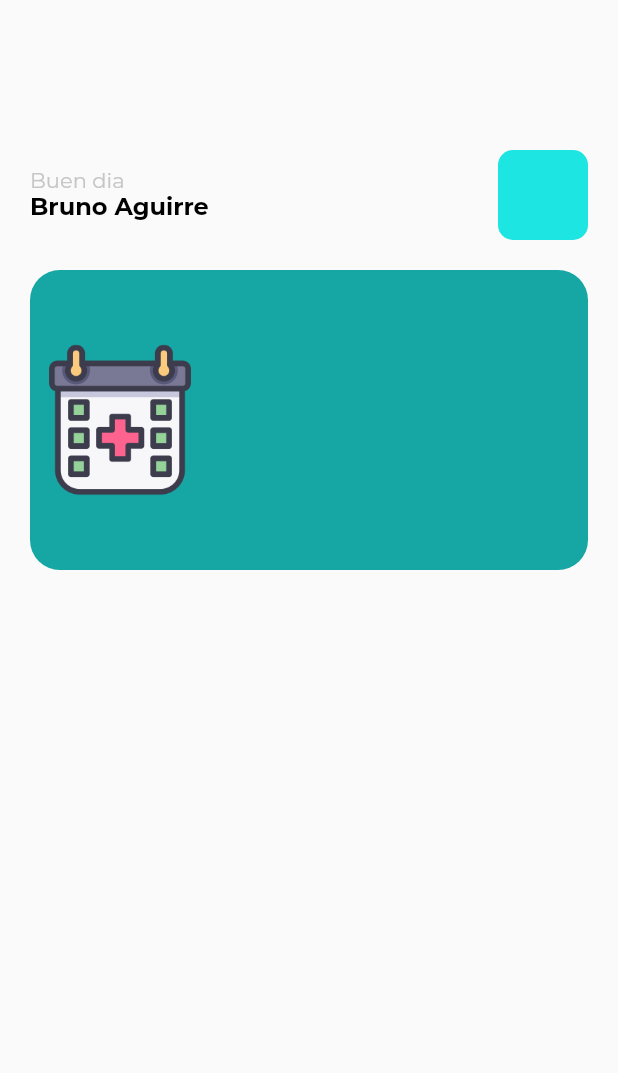
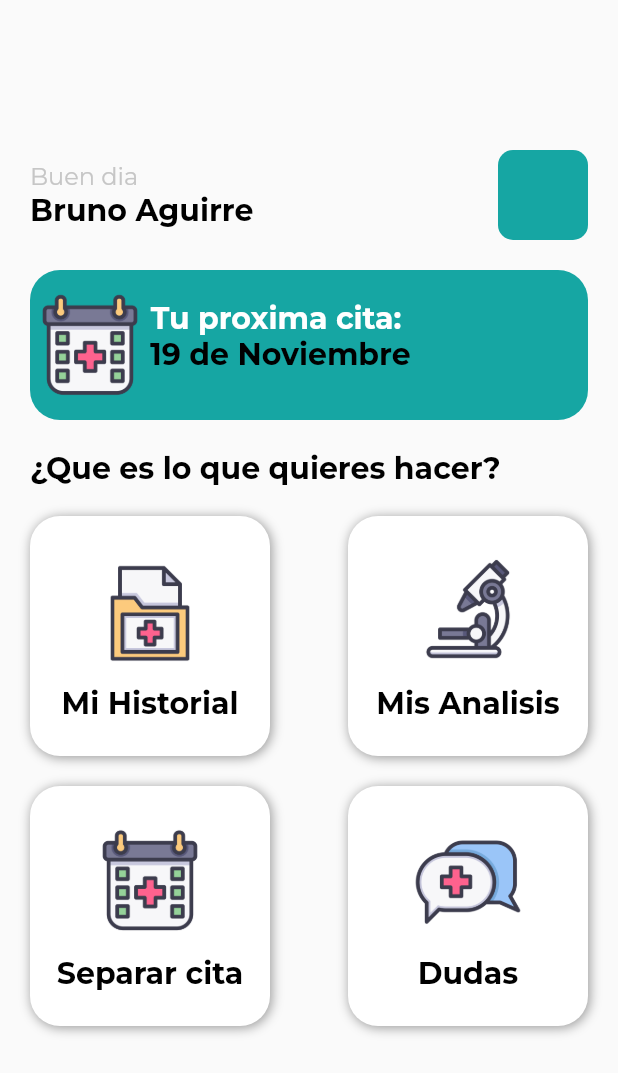
Before and after one commit to Bruno191927/HealthyCareMobile, a Flutter app: the HomePage screen opened by its route, on a phone screen of 412 x 824 dp. Shown: the top 1073 px of the screen. Run offline on Flutter 3.47's test engine with Material 2 defaults, Android fonts, the phone set to English and light mode, and no system bars; our stand-ins replace flutter_svg, google_fonts.

Commit message:
add apoimentHome

```diff
--- a/lib/src/presentation/core/colors/my_colors.dart
+++ b/lib/src/presentation/core/colors/my_colors.dart
@@ -1,7 +1,7 @@
 import 'package:flutter/material.dart';
 class MyColors{
-  static Color primary = const Color(0xff1DE5E2);//
-  static Color secondary = const Color(0xff16A6A3);
+  static Color primary = const Color(0xff16A6A3);//
+  //static Color secondary = const Color(0xff1DE5E2);//
   //Oficial colors-----
   //static Color primary = const Color(0xff56C595);//
   //static Color secondary = const Color(0xff329D9C);
--- a/lib/src/presentation/core/routes/routes.dart
+++ b/lib/src/presentation/core/routes/routes.dart
@@ -1,4 +1,5 @@
 import 'package:flutter/material.dart';
+import 'package:healthycareapp/src/presentation/views/pages/appoiment_home/appoiment_home.dart';
 import 'package:healthycareapp/src/presentation/views/pages/home/home_page.dart';
 import 'package:healthycareapp/src/presentation/views/pages/login/login_page.dart';
 import 'package:healthycareapp/src/presentation/views/pages/sign_in/sign_in_page.dart';
@@ -6,5 +7,6 @@ import 'package:healthycareapp/src/presentation/views/pages/sign_in/sign_in_page
 final Map<String, Widget Function(BuildContext)> appRoutes = {
   LoginPage.routeName : (_) => const LoginPage(),
   SignInPage.routeName: (_) => const SignInPage(),
-  HomePage.routeName: (_) => const HomePage()
+  HomePage.routeName: (_) => const HomePage(),
+  AppoimentHome.routeName: (_) => const AppoimentHome()
 };
--- /dev/null
+++ b/lib/src/presentation/core/shared_widgets/card_information.dart
@@ -0,0 +1,43 @@
+import 'package:flutter/material.dart';
+import 'package:healthycareapp/src/presentation/core/styles/my_text_styles.dart';
+class CardInformation extends StatelessWidget {
+  final String imgLink;
+  final String title;
+  final VoidCallback? function;
+  const CardInformation({ Key? key,required this.imgLink,required this.title,this.function}) : super(key: key);
+
+  @override
+  Widget build(BuildContext context) {
+    return GestureDetector(
+      onTap: function,
+      child: Container(
+        width: 160,
+        height: 160,
+        decoration: BoxDecoration(
+          borderRadius: BorderRadius.circular(20),
+          color: Colors.white,
+          boxShadow: const [
+            BoxShadow(
+              color: Colors.black38,
+              offset: Offset(1, 1),
+              blurRadius: 6
+            )
+          ]
+        ),
+        child: Column(
+          mainAxisAlignment: MainAxisAlignment.center,
+          crossAxisAlignment: CrossAxisAlignment.center,
+          children: [
+            SizedBox(
+              height: 80,
+              width: 80,
+              child: Image(image: AssetImage(imgLink)),
+            ),
+            SizedBox(height: 10),
+            Text(title,style: MyTextStyles.titleStyleBold,)
+          ],
+        ),
+      ),
+    );
+  }
+}
--- a/lib/src/presentation/views/pages/home/home_page.dart
+++ b/lib/src/presentation/views/pages/home/home_page.dart
@@ -1,6 +1,8 @@
 import 'package:flutter/material.dart';
 import 'package:healthycareapp/src/presentation/core/colors/my_colors.dart';
+import 'package:healthycareapp/src/presentation/core/shared_widgets/card_information.dart';
 import 'package:healthycareapp/src/presentation/core/styles/my_text_styles.dart';
+import 'package:healthycareapp/src/presentation/views/pages/appoiment_home/appoiment_home.dart';
 
 class HomePage extends StatefulWidget {
   static const routeName = 'homepage';
@@ -27,12 +29,12 @@ class _HomePageState extends State<HomePage> {
                   children: [
                     Row(
                       children: [
-                        Text('Buen dia',style: MyTextStyles.normalStyleGray,),
+                        Text('Buen dia',style: MyTextStyles.subTitleGrayWhite),
                       ],
                     ),
                     Row(
                       children: [
-                        Text('Bruno Aguirre',style: MyTextStyles.subTitleStyleBold,),
+                        Text('Bruno Aguirre',style: MyTextStyles.titleStyleBold,),
                       ],
                     )
                   ],
@@ -50,21 +52,71 @@ class _HomePageState extends State<HomePage> {
             Container(
               margin: EdgeInsets.only(top: 20),
               width: double.infinity,
-              height: 200,
+              height: 100,
               decoration: BoxDecoration(
-                color: MyColors.secondary,
+                color: MyColors.primary,
                 borderRadius: BorderRadius.circular(20)
               ),
               child: Row(
                 children: [
                   Container(
-                    width: 120,
-                    height: 120,
+                    width: 80,
+                    height: 80,
                     child: Image.asset('assets/calendar.png')
+                  ),
+                  Column(
+                    mainAxisAlignment: MainAxisAlignment.start,
+                    children: [
+                      const SizedBox(height: 20,),
+                      Text('Tu proxima cita: ',style: MyTextStyles.titleStyleWhiteBold),
+                      Text('19 de Noviembre',style: MyTextStyles.titleStyleBold)
+                    ],
                   )
                 ],
               ),
-            )
+            ),
+            const SizedBox(height: 20),
+            Row(
+              children: [
+                Text('¿Que es lo que quieres hacer?',style: MyTextStyles.titleStyleBold)
+              ],
+            ),
+            const SizedBox(height: 20),
+            Row(
+              mainAxisAlignment: MainAxisAlignment.spaceBetween,
+              children: [
+                CardInformation(
+                  title: 'Mi Historial',
+                  imgLink: 'assets/historial.png',
+                  function: (){
+
+                  },
+                ),
+                CardInformation(
+                  title: 'Mis Analisis',
+                  imgLink: 'assets/analisis.png',
+                  function: (){},
+                )
+              ],
+            ),
+            const SizedBox(height: 20),
+            Row(
+              mainAxisAlignment: MainAxisAlignment.spaceBetween,
+              children: [
+                CardInformation(
+                  title: 'Separar cita',
+                  imgLink: 'assets/calendar.png',
+                  function: (){
+                    Navigator.pushNamed(context, AppoimentHome.routeName);
+                  },
+                ),
+                CardInformation(
+                  title: 'Dudas',
+                  imgLink: 'assets/chat.png',
+                  function: (){},
+                )
+              ],
+            ),
           ],
         ),
       ),
```
Also changed, not shown: lib/src/presentation/core/shared_widgets/card_day_widget.dart (added, +36 -0 lines), lib/src/presentation/core/shared_widgets/list_cards_days_widget.dart (added, +61 -0 lines), lib/src/presentation/core/utils/functions_utils.dart (added, +75 -0 lines), lib/src/presentation/views/pages/appoiment_home/appoiment_home.dart (added, +66 -0 lines), lib/src/presentation/views/widgets/headers.dart (+19 -28 lines), assets/analisis.png (added), assets/chat.png (added), assets/historial.png (added).
